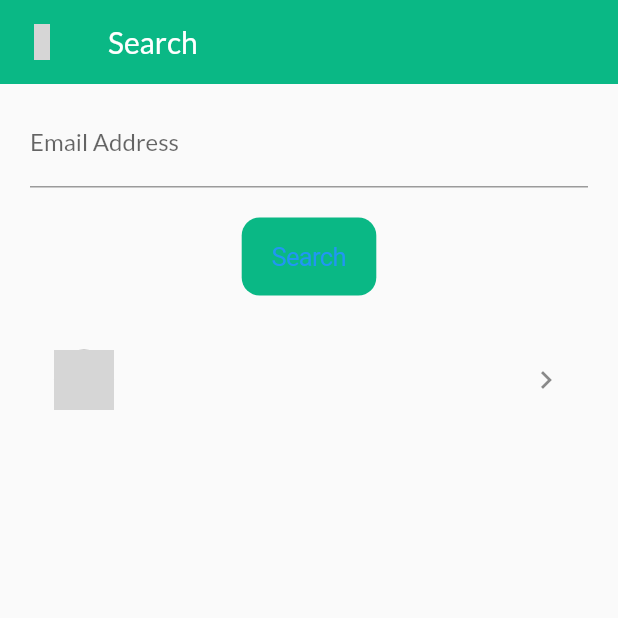
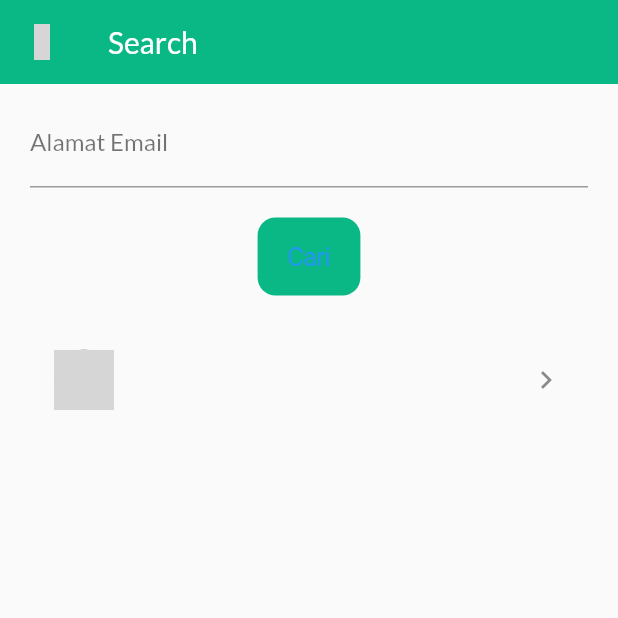
Before and after one commit to khrisnandika/HealthCare-Mobile, a Flutter app: the SearchPage screen opened directly with empty values, on a phone screen of 412 x 824 dp, the top half of it. Run offline on Flutter 3.47's test engine with Material 2 defaults, Android fonts, the light colour scheme and no system bars; our stand-ins replace accordion, cloud_firestore, concentric_transition, firebase_auth, firebase_core, firebase_storage and 9 more; accounts and stored records are empty; network calls fail; grey boxes are pictures that could not be loaded.

Commit message:
update chat page

```diff
--- a/lib/pages/Chat/ChatRoomPage.dart
+++ b/lib/pages/Chat/ChatRoomPage.dart
@@ -167,7 +167,7 @@
                           );
                         } else {
                           return Center(
-                            child: Text("Say hi to your new friend"),
+                            child: Text("Say hi to your new friend",),
                           );
                         }
                       } else {
@@ -189,6 +189,7 @@
                   children: [
                     Flexible(
                       child: TextField(
+                        cursorColor: kHealthCareColor,
                         controller: messageController,
                         maxLines: null,
                         decoration: InputDecoration(
--- a/lib/pages/Chat/SearchPage.dart
+++ b/lib/pages/Chat/SearchPage.dart
@@ -26,6 +26,9 @@
 
 class _SearchPageState extends State<SearchPage> {
   TextEditingController searchController = TextEditingController();
+
+  final FocusNode _focusNode = FocusNode();
+  Color? color;
 
   Future<ChatRoomModel?> getChatroomModel(UserModel targetUser) async {
     ChatRoomModel? chatRoom;
@@ -69,6 +72,15 @@
 
   @override
   Widget build(BuildContext context) {
+    _focusNode.addListener(
+      () {
+        setState(
+          () {
+            color = _focusNode.hasFocus ? kHealthCareColor : Colors.black54;
+          },
+        );
+      },
+    );
     return Scaffold(
       appBar: AppBar(
         backgroundColor: kHealthCareColor,
@@ -93,8 +105,30 @@
           child: Column(
             children: [
               TextField(
+                focusNode: _focusNode,
                 controller: searchController,
-                decoration: InputDecoration(labelText: "Email Address"),
+                cursorColor: kHealthCareColor,
+                decoration: InputDecoration(
+                  labelText: "Alamat Email",
+                  hintText: "Masukkan alamat email perawat atau bidan",
+                  hintStyle: TextStyle(
+                    fontSize: 14.5,
+                  ),
+                  labelStyle: TextStyle(
+                    color:
+                        _focusNode.hasFocus ? kHealthCareColor : Colors.black54,
+                  ),
+                  focusedBorder: UnderlineInputBorder(
+                      borderSide: BorderSide(
+                        color: kHealthCareColor,
+                      ),
+                    ),
+                    enabledBorder: const UnderlineInputBorder(
+                      borderSide: BorderSide(
+                        color: Colors.black38,
+                      ),
+                    ),
+                ),
               ),
               SizedBox(
                 height: 20,
@@ -104,7 +138,7 @@
                   setState(() {});
                 },
                 color: kHealthCareColor,
-                child: Text("Search"),
+                child: Text("Cari"),
               ),
               SizedBox(
                 height: 20,
@@ -155,7 +189,7 @@
                             trailing: Icon(Icons.keyboard_arrow_right),
                           );
                         } else {
-                          return Text("No results found!");
+                          return Text("Tidak ada hasil yang ditemukan!");
                         }
                       } else if (snapshot.hasError) {
                         return Text("An error occured!");
```
Also changed, not shown: lib/pages/Chat/Verdul.dart (+16 -6 lines).
